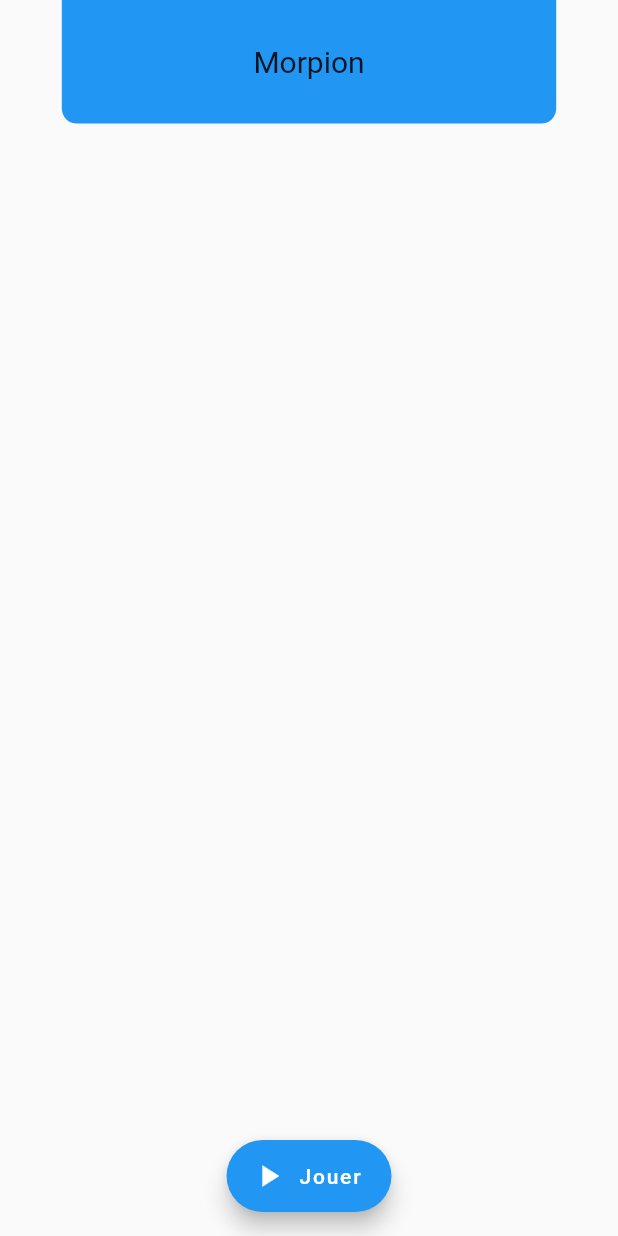
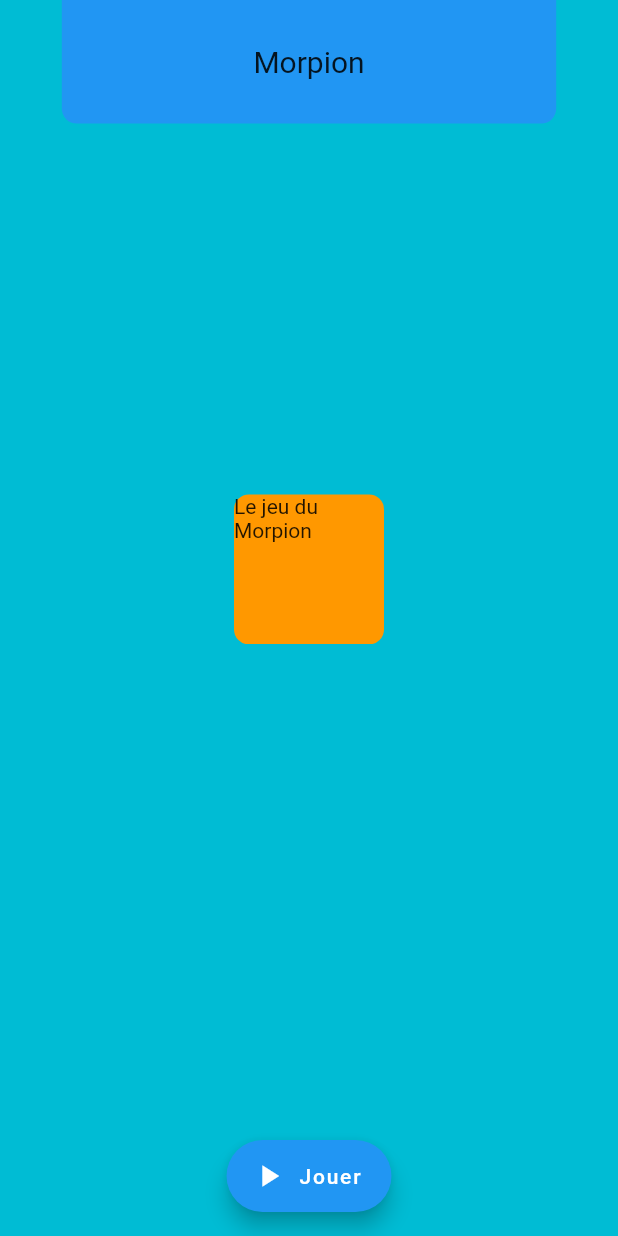
Before and after one commit to Matvdb/MorpionAdvanced, a Flutter app: the screen it shows after launch, on a phone screen of 412 x 824 dp. Run offline on Flutter 3.47's test engine with Material 2 defaults, Android fonts, the phone set to English and light mode, and no system bars; drawn by our look-alikes of carousel_slider; our stand-ins replace charts_flutter, fl_chart, syncfusion_flutter_charts.

Commit message:
App fini : ajout de graph (stats -> partie), design rapide du menu de démarrage

```diff
--- a/lib/class/morpion.dart
+++ b/lib/class/morpion.dart
@@ -2,29 +2,43 @@ class Morpion {
   static String joueur1 = "X";
   static String joueur2 = "O";
 
-  static int scoreJ1 = 0;
-  static int scoreJ2 = 0;
+  static double scoreJ1 = 0;
+  static double scoreJ2 = 0;
+
+  static double bestScore = 0;
 
   static String phraseResult = "";
 
   // Fonction pour calculer les probabilités
-  static List<double> calculerProbabilite(int scoreJoueur1, int scoreJoueur2) {
-    int totalScores = scoreJoueur1 + scoreJoueur2;
+  static List<double> calculerProbabilite(double scoreJoueur1, double scoreJoueur2) {
+    double totalScores = scoreJoueur1 + scoreJoueur2;
     double probabiliteJoueur1 = scoreJoueur1 / totalScores;
     double probabiliteJoueur2 = scoreJoueur2 / totalScores;
 
     return [probabiliteJoueur1, probabiliteJoueur2];
   }
 
-  static int bestScore = 0;
+  static String getScoreJ1(){
+    String takeScoreJ1 = "";
+    takeScoreJ1 = scoreJ1.toStringAsFixed(0);
+    return takeScoreJ1.toString();
+  }
 
-  static int getBestScore(){
+  static String getScoreJ2(){
+    String takeScoreJ2 = "";
+    takeScoreJ2 = scoreJ2.toStringAsFixed(0);
+    return takeScoreJ2.toString();
+  }
+
+  static String getBestScore(){
+    String takeBestScore = "";
     if(scoreJ1 > scoreJ2){
       bestScore = scoreJ1;
     } else if(scoreJ2 > scoreJ1){
       bestScore = scoreJ2;
     }
-    return bestScore;
+    takeBestScore = bestScore.toStringAsFixed(0);
+    return takeBestScore.toString();
   }
 
   static String currentPlayer = "";
--- a/lib/ecran/home.dart
+++ b/lib/ecran/home.dart
@@ -1,3 +1,4 @@
+import 'package:carousel_slider/carousel_slider.dart';
 import 'package:flutter/material.dart';
 import 'package:morpion/class/morpion.dart';
 import 'package:morpion/ecran/game.dart';
@@ -12,7 +13,6 @@ class MyHomePage extends StatefulWidget {
 }
 
 class _MyHomePageState extends State<MyHomePage> {
-  bool isSelected = false;
 
   final Container _jouerSolo = Container(
     height: 100,
@@ -31,6 +31,27 @@ class _MyHomePageState extends State<MyHomePage> {
     ),
     child: const Icon(Icons.group),
   );
+
+  List<Container> mesContainers = [
+    Container(
+      height: 100,
+      width: 100,
+      decoration: BoxDecoration(borderRadius: BorderRadius.circular(10),color: Colors.orange),
+      child: const Text("Le jeu du Morpion"),
+    ),
+    Container(
+      height: 100,
+      width: 100,
+      decoration: BoxDecoration(borderRadius: BorderRadius.circular(10),color: Colors.green),
+      child: const Text("Jouez avec un ami"),
+    ),
+    Container(
+      height: 100,
+      width: 100,
+      decoration: BoxDecoration(borderRadius: BorderRadius.circular(10),color: Colors.pink),
+      child: const Text("Amusez-vous"),
+    ),
+  ];
 
   Future<void> _selectionMode() async {
     return showDialog<void>(
@@ -86,6 +107,7 @@ class _MyHomePageState extends State<MyHomePage> {
   @override
   Widget build(BuildContext context) {
     return Scaffold(
+      backgroundColor: Colors.cyan,
       body: Center(
         child: Column(
           mainAxisAlignment: MainAxisAlignment.start,
@@ -102,6 +124,16 @@ class _MyHomePageState extends State<MyHomePage> {
                 color: Theme.of(context).primaryColor,
               ),
               child: Text(widget.title, textAlign: TextAlign.center, style: const TextStyle(fontSize: 20.0),),
+            ),
+            SizedBox(height: MediaQuery.of(context).size.height * 0.3,),
+            CarouselSlider(
+              items: mesContainers,
+              options: CarouselOptions(
+                autoPlay: true,
+                enlargeCenterPage: false,
+                autoPlayCurve: Curves.fastOutSlowIn,
+                height: 100,
+              )
             ),
           ],
         ),
--- a/pubspec.yaml
+++ b/pubspec.yaml
@@ -37,6 +37,8 @@ dependencies:
   cupertino_icons: ^1.0.2
   fl_chart: ^0.62.0
   charts_flutter: ^0.12.0
+  syncfusion_flutter_charts: ^21.2.4
+  carousel_slider: ^4.2.1
 
 dev_dependencies:
   flutter_test:
```
Also changed, not shown: lib/class/GraphCircData.dart (added, +8 -0 lines), lib/class/bar_data.dart (added, +19 -0 lines), lib/class/graphic.dart (deleted, +0 -9 lines), lib/class/individual_bar.dart (added, +8 -0 lines), lib/class/myBarGraph.dart (added, +27 -0 lines), lib/class/myCircularGraph.dart (added, +49 -0 lines), lib/ecran/game.dart (+50 -5 lines), pubspec.lock.
